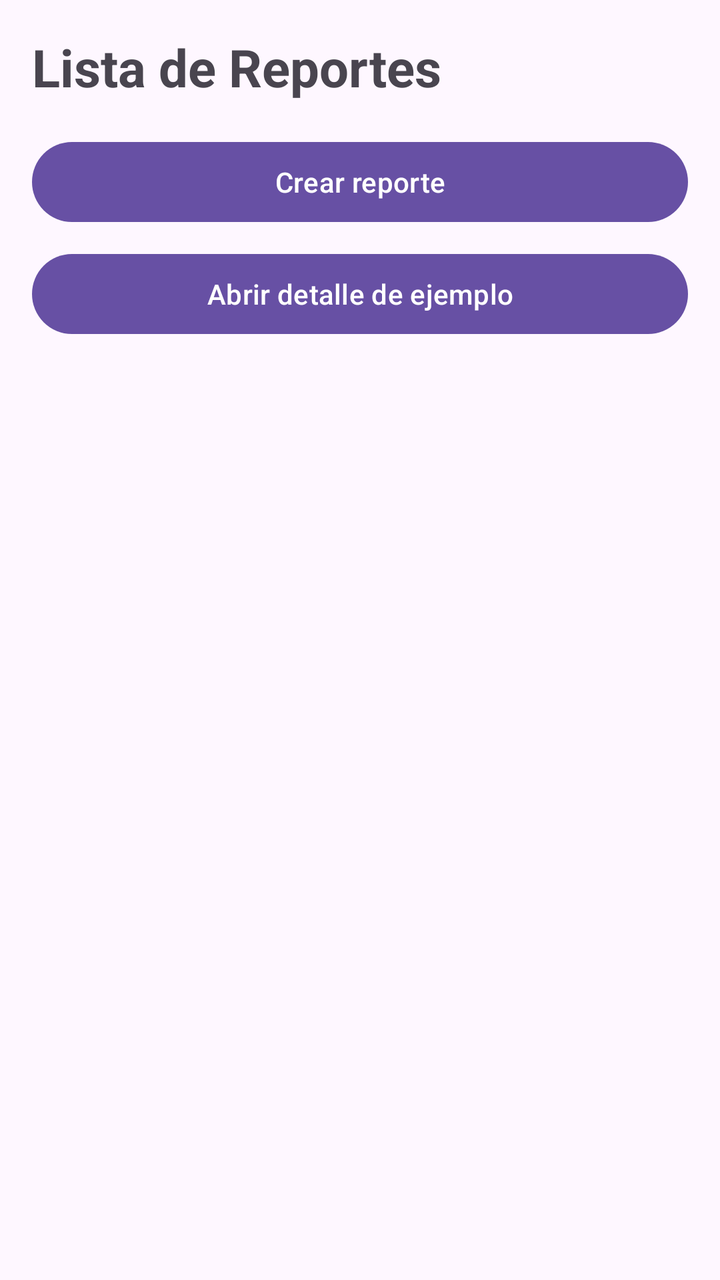
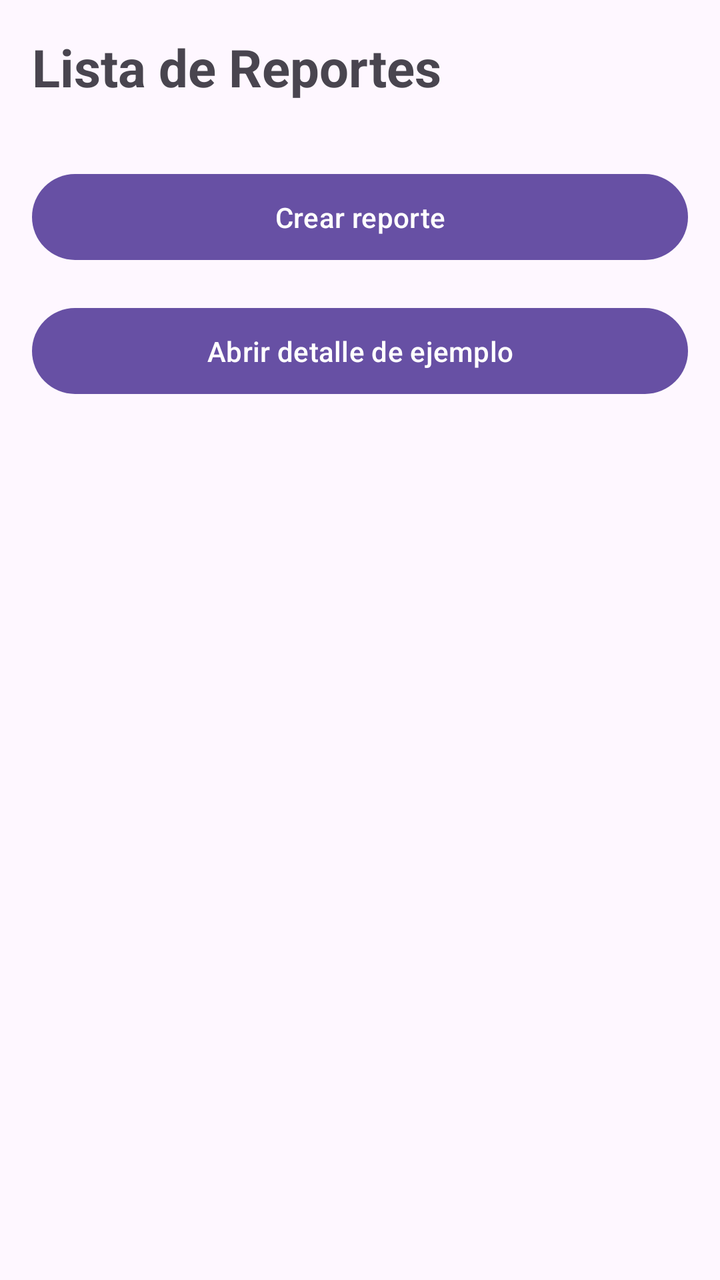

Compare the two renders of this Android layout. The source of the first and the diff that turns it into the second are given below.
<!-- AndroidManifest.xml: application theme Theme.NodoCivico -->
<!-- res/layout/fragment_report_list.xml -->
<?xml version="1.0" encoding="utf-8"?>
<LinearLayout xmlns:android="http://schemas.android.com/apk/res/android"
    android:layout_width="match_parent"
    android:layout_height="match_parent"
    android:orientation="vertical"
    android:padding="16dp">

    <TextView
        android:layout_width="wrap_content"
        android:layout_height="wrap_content"
        android:text="Lista de Reportes"
        android:textSize="26sp"
        android:textStyle="bold"
        android:layout_marginBottom="16dp" />

    
    <Button
        android:id="@+id/btnCreate"
        android:layout_width="match_parent"
        android:layout_height="wrap_content"
        android:text="Crear reporte" />

    
    <Button
        android:id="@+id/btnOpenDetail"
        android:layout_width="match_parent"
        android:layout_height="wrap_content"
        android:text="Abrir detalle de ejemplo"
        android:layout_marginTop="8dp"/>

    <androidx.recyclerview.widget.RecyclerView
        android:id="@+id/recyclerReports"
        android:layout_width="match_parent"
        android:layout_height="match_parent"
        android:layout_marginTop="12dp"/>

</LinearLayout>
<!-- resources referenced by this layout -->
<resources>
  <style name="Theme.NodoCivico" parent="Base.Theme.NodoCivico" />
  <style name="Base.Theme.NodoCivico" parent="Theme.Material3.DayNight.NoActionBar">
          
          
      </style>
</resources>

<!-- the commit's change to res/layout/fragment_report_list.xml (unified diff, before → after) -->
@@ -14,19 +14,37 @@
         android:layout_marginBottom="16dp" />
 
     
-    <Button
+    <com.google.android.material.button.MaterialButton
         android:id="@+id/btnCreate"
         android:layout_width="match_parent"
         android:layout_height="wrap_content"
-        android:text="Crear reporte" />
+        android:text="Crear reporte"
+        android:layout_marginTop="16dp"
+        android:padding="12dp"/>
 
     
-    <Button
+    <com.google.android.material.button.MaterialButton
         android:id="@+id/btnOpenDetail"
         android:layout_width="match_parent"
         android:layout_height="wrap_content"
         android:text="Abrir detalle de ejemplo"
-        android:layout_marginTop="8dp"/>
+        android:layout_marginTop="16dp"
+        android:padding="12dp"/>
+
+    <ProgressBar
+        android:id="@+id/progressBar"
+        android:layout_width="wrap_content"
+        android:layout_height="wrap_content"
+        android:visibility="gone"/>
+
+    <TextView
+        android:id="@+id/txtEmpty"
+        android:layout_width="wrap_content"
+        android:layout_height="wrap_content"
+        android:text="No hay reportes"
+        android:textSize="18sp"
+        android:visibility="gone"/>
+
 
     <androidx.recyclerview.widget.RecyclerView
         android:id="@+id/recyclerReports"
@@ -34,4 +52,6 @@
         android:layout_height="match_parent"
         android:layout_marginTop="12dp"/>
 
+
+
 </LinearLayout>
